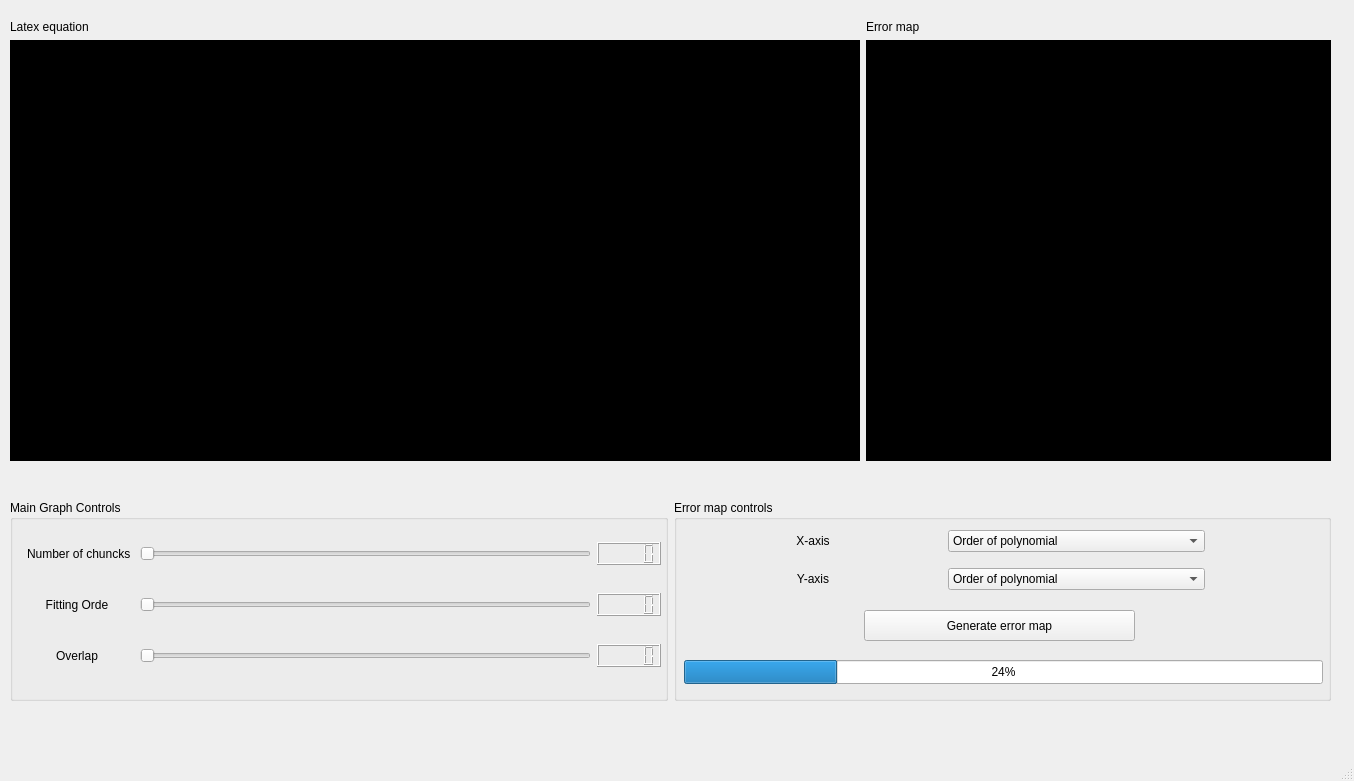
First picture: the form in GUI.ui, repository SandraAdel/Signal-Interpolation-and-Curve-Fitting-Accuracy-and-Efficacy-Illustrator, before the edit.
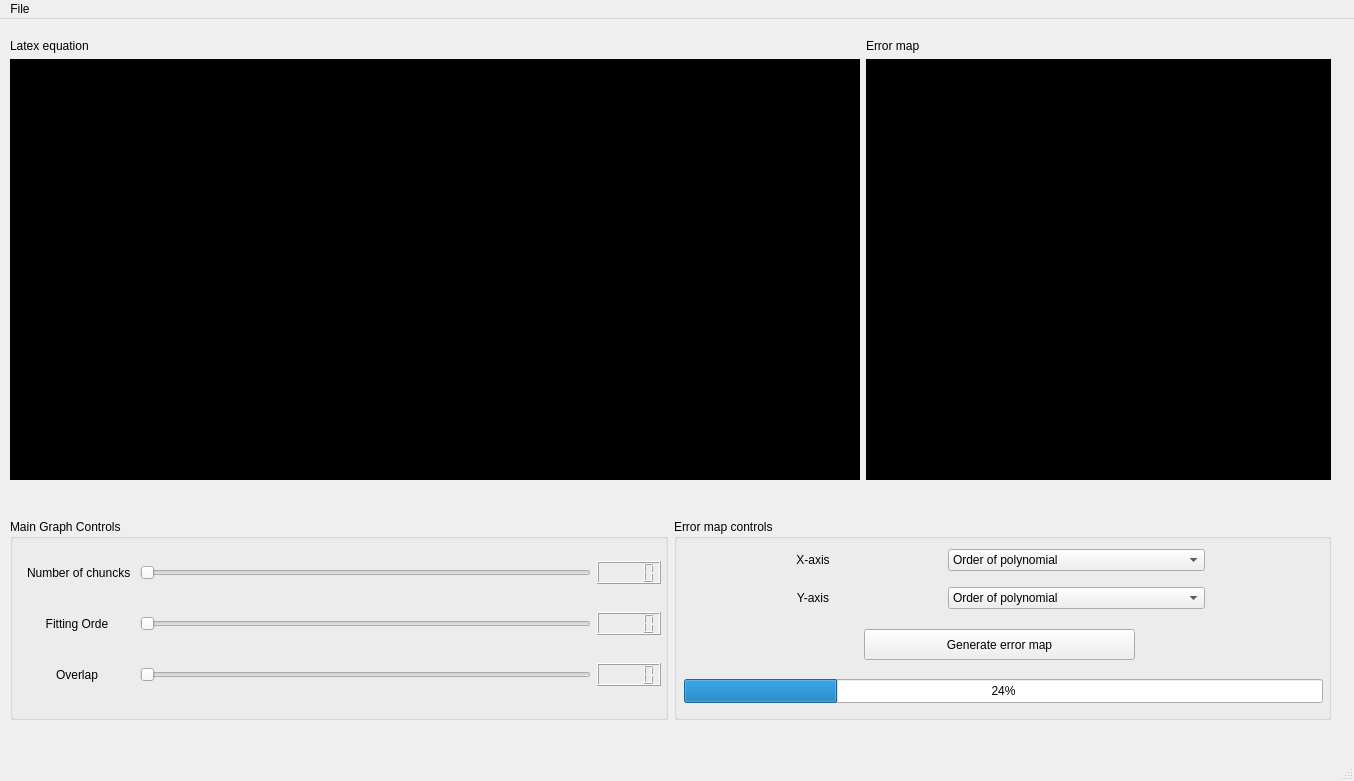
Second picture: the form after the edit. Icons and pictures are not drawn. Custom widgets are drawn as their Qt base class.

What changed in the file:
```diff
--- a/GUI.ui
+++ b/GUI.ui
@@ -290,6 +290,13 @@
      <height>26</height>
     </rect>
    </property>
+   <widget class="QMenu" name="menuFile">
+    <property name="title">
+     <string>File</string>
+    </property>
+    <addaction name="actionOpen"/>
+   </widget>
+   <addaction name="menuFile"/>
   </widget>
   <widget class="QStatusBar" name="statusbar"/>
  </widget>
```
Left out of the diff: 16 changed lines with no effect on the pictures.
